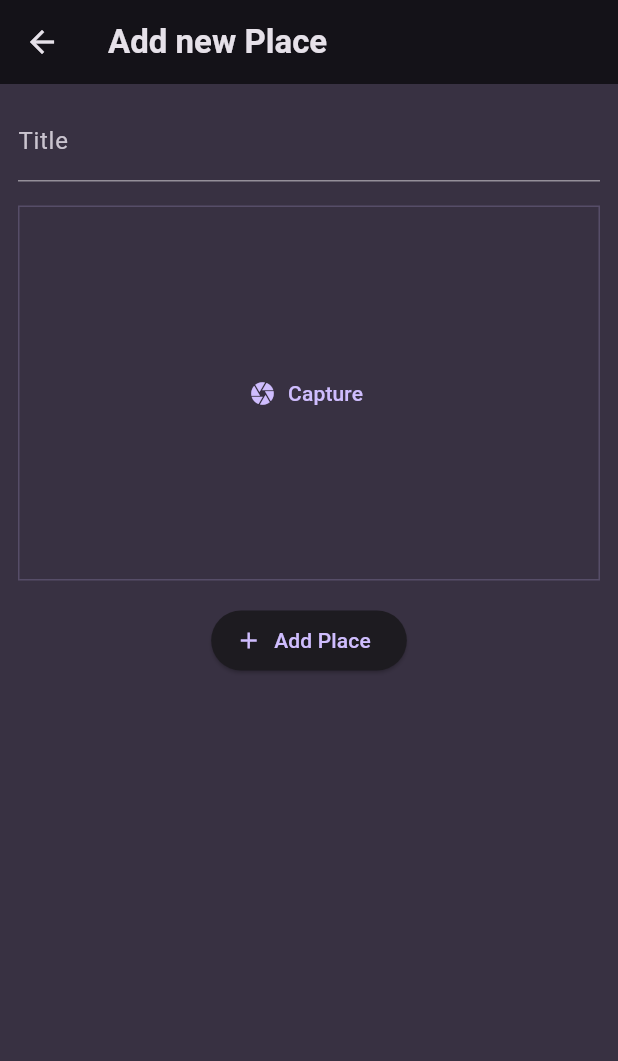
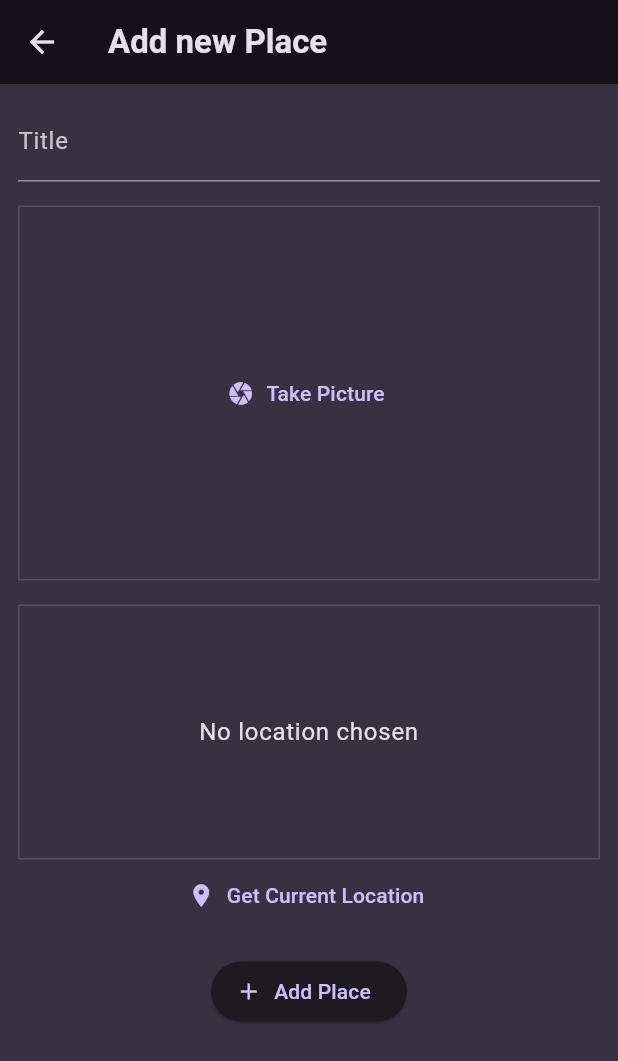
Before and after one commit to niksanand1717/flutter_apps, a Flutter app: the screen it shows after launch, after a tap on the "add" icon, on a phone screen of 412 x 824 dp. Shown: the top 1061 px of the screen. Run offline on Flutter 3.47's test engine with Material 3 defaults, Android fonts, the phone set to English and light mode, and no system bars; our stand-ins replace camera, flutter_riverpod, google_fonts, google_maps_flutter, image_picker, location and 1 more; missing offline and left inert: syncfusion_flutter_maps; network calls fail.

Commit message:
commit till lecture 260

```diff
--- a/favorite_places/lib/models/place.dart
+++ b/favorite_places/lib/models/place.dart
@@ -1,10 +1,25 @@
 import 'package:uuid/uuid.dart';
+import 'dart:io';
 
 var uuid = Uuid();
 
+class PlaceLocation {
+  const PlaceLocation(
+      {required this.latitude, required this.longitude, required this.address});
+  final double latitude;
+  final double longitude;
+  final String address;
+}
+
 class Place {
-  Place({required this.title}) : id = uuid.v4();
+  Place({
+    required this.title,
+    required this.image,
+    required this.location,
+  }) : id = uuid.v4();
 
   final String id;
   final String title;
+  final File image;
+  final PlaceLocation location;
 }
--- a/favorite_places/lib/providers/user_places.dart
+++ b/favorite_places/lib/providers/user_places.dart
@@ -1,12 +1,17 @@
 import 'package:flutter_riverpod/flutter_riverpod.dart';
+import 'dart:io';
 
 import 'package:favorite_places/models/place.dart';
 
 class UserPlacesNotifier extends StateNotifier<List<Place>> {
   UserPlacesNotifier() : super(const []);
 
-  void addPlace(String title) {
-    final newPlace = Place(title: title);
+  void addPlace(String title, File image, PlaceLocation location) {
+    final newPlace = Place(
+      title: title,
+      image: image,
+      location: location,
+    );
     state = [newPlace, ...state];
   }
 }
--- a/favorite_places/lib/screens/add_place.dart
+++ b/favorite_places/lib/screens/add_place.dart
@@ -1,7 +1,10 @@
+import 'package:favorite_places/models/place.dart';
 import 'package:favorite_places/providers/user_places.dart';
 import 'package:favorite_places/widget/image_input.dart';
+import 'package:favorite_places/widget/location_input.dart';
 import 'package:flutter/material.dart';
 import 'package:flutter_riverpod/flutter_riverpod.dart';
+import 'dart:io';
 
 class AddPlaceScreen extends ConsumerStatefulWidget {
   const AddPlaceScreen({super.key});
@@ -12,15 +15,23 @@ class AddPlaceScreen extends ConsumerStatefulWidget {
 
 class _AddPlaceScreenState extends ConsumerState<AddPlaceScreen> {
   final _titleController = TextEditingController();
+  File? _selectedImage;
+  PlaceLocation? _selectedLocation;
 
   void _savePlace() {
     final enteredText = _titleController.text;
-    if (enteredText.isEmpty) {
+    if (enteredText.isEmpty ||
+        _selectedImage == null ||
+        _selectedLocation == null) {
       return;
     }
 
-    ref.read(userPlacesProvider.notifier).addPlace(enteredText);
+    ref
+        .read(userPlacesProvider.notifier)
+        .addPlace(enteredText, _selectedImage!, _selectedLocation!);
     Navigator.of(context).pop();
+    // print(
+    //     "========================|||||||||||||||||||||||||${_selectedImage.toString()}");
   }
 
   @override
@@ -52,7 +63,15 @@ class _AddPlaceScreenState extends ConsumerState<AddPlaceScreen> {
             const SizedBox(
               height: 16,
             ),
-            ImageInput(),
+            ImageInput(onPickImage: (image) {
+              _selectedImage = image;
+            }),
+            const SizedBox(
+              height: 16,
+            ),
+            LocationInput(onSelectLocation: (location) {
+              _selectedLocation = location;
+            }),
             const SizedBox(
               height: 16,
             ),
--- a/favorite_places/lib/screens/places.dart
+++ b/favorite_places/lib/screens/places.dart
@@ -27,8 +27,11 @@ class PlacesScreen extends ConsumerWidget {
           ),
         ],
       ),
-      body: PlacesList(
-        places: userPlaces,
+      body: Padding(
+        padding: const EdgeInsets.all(8.0),
+        child: PlacesList(
+          places: userPlaces,
+        ),
       ),
     );
   }
--- a/favorite_places/lib/widget/image_input.dart
+++ b/favorite_places/lib/widget/image_input.dart
@@ -1,9 +1,11 @@
 import 'package:flutter/material.dart';
 import 'package:image_picker/image_picker.dart';
-import 'dart:io';
+import 'dart:io'; //for File()
 
 class ImageInput extends StatefulWidget {
-  const ImageInput({super.key});
+  const ImageInput({super.key, required this.onPickImage});
+
+  final void Function(File image) onPickImage;
 
   @override
   State<StatefulWidget> createState() {
@@ -16,29 +18,37 @@ class _ImageInputState extends State<ImageInput> {
   void _takePicture() async {
     final imagePicker = ImagePicker();
     final pickedImage = await imagePicker.pickImage(
-        source: ImageSource.camera,
-        maxWidth: 600,
-        maxHeight: 600,
-        preferredCameraDevice: CameraDevice.front);
+      source: ImageSource.camera,
+      maxWidth: double.infinity,
+      maxHeight: double.infinity,
+      preferredCameraDevice: CameraDevice.front,
+      // requestFullMetadata: true,
+    );
     if (pickedImage == null) {
       return;
     }
     setState(() {
       _selectedImage = File(pickedImage.path);
     });
+    widget.onPickImage(_selectedImage!);
   }
 
   @override
   Widget build(BuildContext context) {
     Widget content = TextButton.icon(
-      onPressed: () {},
+      onPressed: _takePicture,
       label: const Text('Take Picture'),
-      icon: Icon(Icons.camera),
+      icon: const Icon(Icons.camera),
     );
     if (_selectedImage != null) {
-      content = Image.file(
-        _selectedImage!,
-        fit: BoxFit.cover,
+      content = GestureDetector(
+        onTap: _takePicture,
+        child: Image.file(
+          _selectedImage!,
+          fit: BoxFit.cover,
+          width: double.infinity,
+          height: double.infinity,
+        ),
       );
     }
 
@@ -52,11 +62,7 @@ class _ImageInputState extends State<ImageInput> {
       height: 250,
       width: double.infinity,
       alignment: Alignment.center,
-      child: TextButton.icon(
-        onPressed: _takePicture,
-        icon: Icon(Icons.camera),
-        label: Text('Capture'),
-      ),
+      child: content,
     );
   }
 }
--- /dev/null
+++ b/favorite_places/lib/widget/location_input.dart
@@ -0,0 +1,156 @@
+import 'dart:convert';
+
+import 'package:flutter/material.dart';
+import 'package:location/location.dart';
+import 'package:http/http.dart' as http;
+import 'dart:io';
+
+import 'package:favorite_places/models/place.dart';
+
+class LocationInput extends StatefulWidget {
+  const LocationInput({super.key, required this.onSelectLocation});
+
+  final void Function(PlaceLocation location) onSelectLocation;
+
+  @override
+  State<LocationInput> createState() => _LocationInputState();
+}
+
+class _LocationInputState extends State<LocationInput> {
+  PlaceLocation? _pickedLocation;
+  var _isGettingLocation = false;
+  var _address;
+  final _key =
+      'AgOtvcn6cVKPLrLsZ7tauyea95HlxeELfcWHNE82zsMvIDPZNz8H71JC1HVRsTjp';
+
+  @override
+  void initState() {
+    // TODO: implement initState
+    super.initState();
+    // _getCurrentLocation();
+  }
+
+  String get locationImage {
+    if (_pickedLocation == null) {
+      return "";
+    }
+    final lat = _pickedLocation!.latitude;
+    final lng = _pickedLocation!.longitude;
+    return "https://dev.virtualearth.net/REST/v1/Imagery/Map/Road/$lat,$lng/16?mapSize=350,200&pp=$lat,$lng&mapLayer=Basemap&format=jpeg&key=$_key";
+  }
+
+  void _getCurrentLocation() async {
+    Location location = Location();
+    bool serviceEnabled;
+    PermissionStatus permissionGranted;
+    LocationData locationData;
+
+    serviceEnabled = await location.serviceEnabled();
+    if (!serviceEnabled) {
+      serviceEnabled = await location.requestService();
+      if (!serviceEnabled) {
+        return;
+      }
+    }
+
+    permissionGranted = await location.hasPermission();
+    if (permissionGranted == PermissionStatus.denied) {
+      permissionGranted = await location.requestPermission();
+      if (permissionGranted != PermissionStatus.granted) {
+        return;
+      }
+    }
+
+    setState(() {
+      _isGettingLocation = true;
+    });
+
+    locationData = await location.getLocation();
+    final lat = locationData.latitude;
+    final lng = locationData.longitude;
+
+    if (lat == null || lng == null) {
+      return;
+    }
+
+    final url = Uri.parse(
+        'http://dev.virtualearth.net/REST/v1/Locations/$lat,$lng?includeEntityTypes=address&includeNeighborhood=1&key=$_key');
+
+    final response = await http.get(url);
+    final address =
+        jsonDecode(response.body)['resourceSets'][0]['resources'][0]['name'];
+
+    setState(() {
+      _pickedLocation = PlaceLocation(
+        latitude: lat,
+        longitude: lng,
+        address: address,
+      );
+      _isGettingLocation = false;
+      _address = address;
+    });
+    widget.onSelectLocation(_pickedLocation!);
+  }
+
+  @override
+  Widget build(BuildContext context) {
+    Widget previewContent = Text(
+      'No location chosen',
+      style: Theme.of(context).textTheme.bodyLarge!.copyWith(
+            color: Theme.of(context).colorScheme.onBackground,
+          ),
+      textAlign: TextAlign.center,
+    );
+
+    if (_isGettingLocation) {
+      previewContent = const CircularProgressIndicator();
+    }
+    if (_address != null) {
+      previewContent = Text(
+        _address,
+        style: Theme.of(context).textTheme.bodyLarge!.copyWith(
+              color: Theme.of(context).colorScheme.onBackground,
+            ),
+        textAlign: TextAlign.center,
+      );
+    }
+    if (_pickedLocation != null) {
+      previewContent = Image.network(
+        locationImage,
+        fit: BoxFit.cover,
+        width: double.infinity,
+        height: double.infinity,
+      );
+    }
+    return Column(
+      children: [
+        Container(
+          height: 170,
+          width: double.infinity,
+          alignment: Alignment.center,
+          decoration: BoxDecoration(
+            border: Border.all(
+              width: 1,
+              color: Theme.of(context).colorScheme.primary.withOpacity(0.2),
+            ),
+          ),
+          child: previewContent,
+        ),
+        Row(
+          mainAxisAlignment: MainAxisAlignment.spaceEvenly,
+          children: [
+            TextButton.icon(
+              icon: const Icon(Icons.location_on),
+              onPressed: _getCurrentLocation,
+              label: const Text('Get Current Location'),
+            ),
+            // TextButton.icon(
+            //     onPressed: () {},
+            //     icon: const Icon(Icons.map),
+            //     label: const Text('Select on Map'))
+          ],
+        ),
+      ],
+    );
+  }
+}
```
Also changed, not shown: favorite_places/lib/screens/map.dart (added, +82 -0 lines), favorite_places/lib/screens/places_detail.dart (+62 -7 lines), favorite_places/lib/widget/places_list.dart (+10 -0 lines), favorite_places/pubspec.yaml (+7 -0 lines), favorite_places/pubspec.lock, 4 other files.
